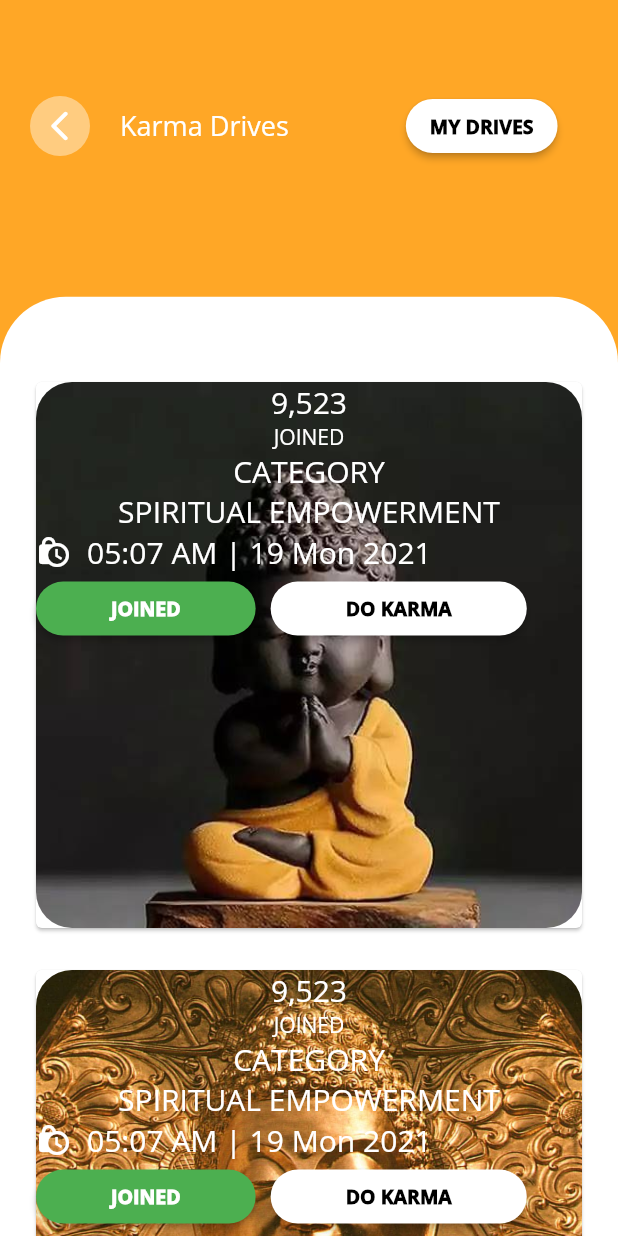
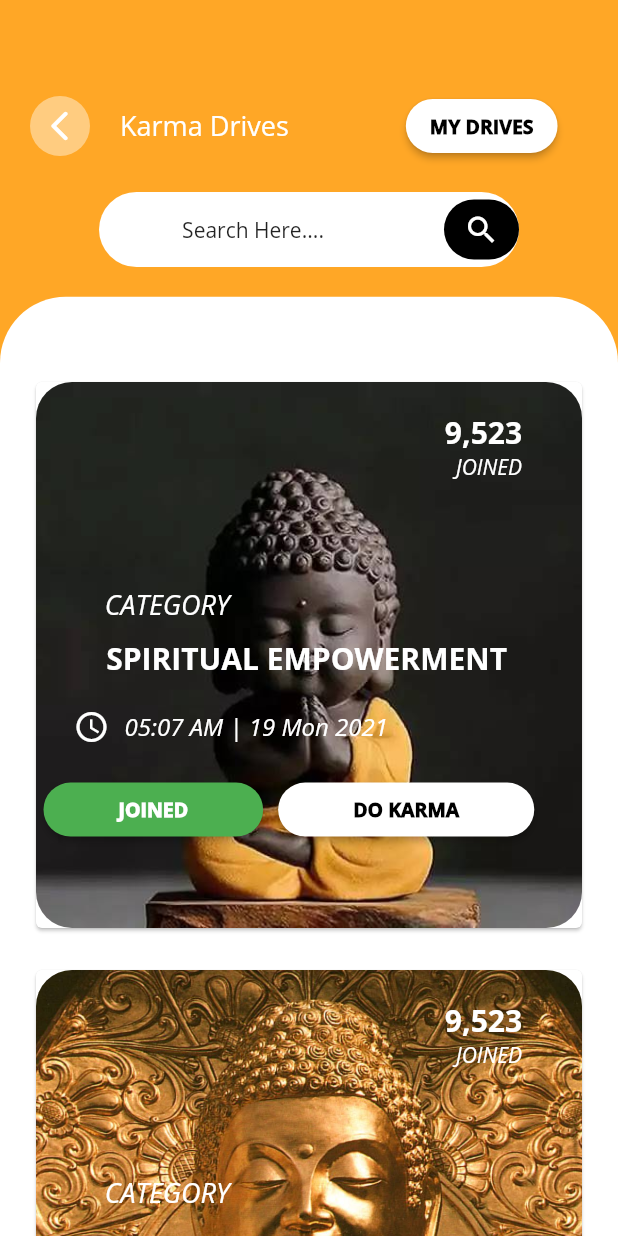
Before and after one commit to Darshan-H-E/Karma-UI, a Flutter app: the KarmaPage screen opened by its route, on a phone screen of 412 x 824 dp. Run offline on Flutter 3.47's test engine with Material 2 defaults, Android fonts, the light colour scheme and no system bars.

Commit message:
Search bar and Karma font needs update

```diff
--- a/lib/main.dart
+++ b/lib/main.dart
@@ -18,9 +18,9 @@ class MyApp extends StatelessWidget {
 			),
 			// home: LoginScreen(),
 			routes: {
-			  // '/': (context) => LoginScreen(),
+			  '/': (context) => LoginScreen(),
 			  '/home': (context) => KarmaPage(),
-			  '/': (context) => ProfilePage()
+			  '/profile': (context) => ProfilePage()
 			}
 		);
 	}
--- a/lib/screens/karma_page.dart
+++ b/lib/screens/karma_page.dart
@@ -13,7 +13,6 @@ class KarmaPage extends StatelessWidget {
   }
 }
 
-//TODO:Search Bar
 class Body extends StatefulWidget {
   @override
   _BodyState createState() => _BodyState();
@@ -63,33 +62,50 @@ class _BodyState extends State<Body> {
                                         image: AssetImage(item),
                                         fit: BoxFit.cover,
                                       )),
-                                  child: Column(children: [
-                                    Text("9,523",
+                                  child: Column(
+									  crossAxisAlignment: CrossAxisAlignment.end,
+									  children: [
+                                    Padding( padding: EdgeInsets.only(top:20, right: 40), child: Text("9,523",
                                         style: TextStyle(
                                             color: Colors.white,
-                                            fontSize: 20.0)),
-                                    Text("JOINED",
-                                        style: TextStyle(color: Colors.white)),
-                                    Text("CATEGORY",
+                                            fontSize: 20.0,
+											fontWeight: FontWeight.w800
+											)),),
+                                    Padding( padding: EdgeInsets.only(right: 40), child: Text("JOINED",
+                                        style: TextStyle(
+											color: Colors.white,
+											fontStyle: FontStyle.italic
+											)),),
+                                    Padding( padding: EdgeInsets.only(top:70, right: 235), child: Text("CATEGORY",
                                         style: TextStyle(
                                             color: Colors.white,
-                                            fontSize: 20.0)),
-                                    Text("SPIRITUAL EMPOWERMENT",
+                                            fontSize: 18.0,
+											fontStyle: FontStyle.italic
+											)),),
+                                    Padding( padding: EdgeInsets.only(top:10,bottom:20, right: 50), child: Text("SPIRITUAL EMPOWERMENT",
                                         style: TextStyle(
                                             color: Colors.white,
-                                            fontSize: 20.0)),
-                                    Row(
+                                            fontSize: 20.0,
+											fontWeight: FontWeight.w800
+											)),),
+                                    Padding(
+										padding: EdgeInsets.only(left: 25),
+								     child:Row(
                                       children: [
-                                        Icon(Icons.lock_clock,
+                                        Icon(Icons.access_time,
                                             color: Colors.white),
                                         SizedBox(width: 10),
                                         Text("05:07 AM | 19 Mon 2021",
                                             style: TextStyle(
                                                 color: Colors.white,
-                                                fontSize: 20.0)),
+                                                fontSize: 16.0,
+												fontStyle: FontStyle.italic
+												)),
                                       ],
-                                    ),
-                                    Row(children: [
+                                    ),),
+                                    Padding(
+										padding: EdgeInsets.symmetric(horizontal: 5, vertical: 19),
+								     child:Row(children: [
                                       RaisedButton(
                                           padding: EdgeInsets.symmetric(
                                               horizontal: 50),
@@ -117,7 +133,7 @@ class _BodyState extends State<Body> {
                                               borderRadius: BorderRadius.all(
                                                   Radius.circular(32.0))),
                                           onPressed: () {}),
-                                    ])
+                                    ]))
                                   ]))))
                           .toList())),
             ),
@@ -169,6 +185,32 @@ class _BodyState extends State<Body> {
                           }))
                 ],
               ),
+			  SizedBox( height: 20 ),
+			  Container(
+				  height: 50,
+				  width: 280,
+				  decoration: BoxDecoration(
+					  color:  Colors.white,
+					  borderRadius: BorderRadius.all(Radius.circular(26)),
+				  ),
+				  child: Row(
+					  mainAxisAlignment: MainAxisAlignment.end,
+					  crossAxisAlignment: CrossAxisAlignment.center,
+					  children: [
+						Padding(padding : EdgeInsets.only(right: 80),child: Text( "Search Here...." ),),
+						Container(
+							height:40,
+							width: 50,
+							decoration:BoxDecoration(
+								color: Colors.black,
+								borderRadius: BorderRadius.all(Radius.circular(100))
+							),
+							child:Icon(Icons.search,color:Colors.white)
+						)
+					  ]
+				  )
+			  )
+
             ]),
           ]))
     ]));
```
Also changed, not shown: lib/screens/login_screen.dart (+31 -46 lines), lib/screens/profile_page.dart (+9 -7 lines), flutter_04.png (added).
